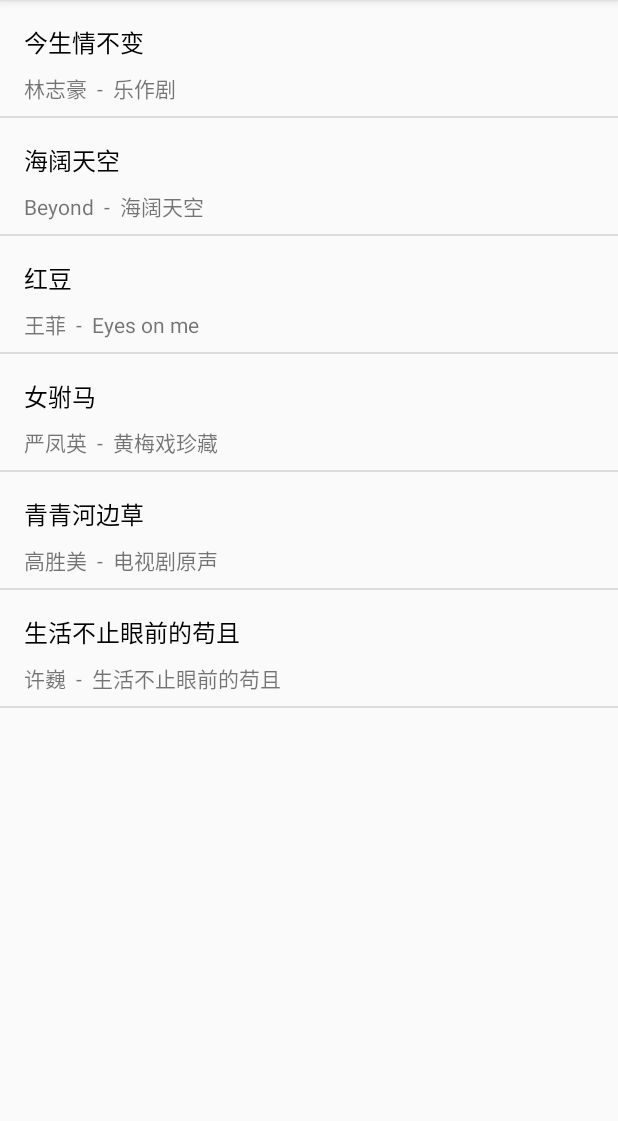
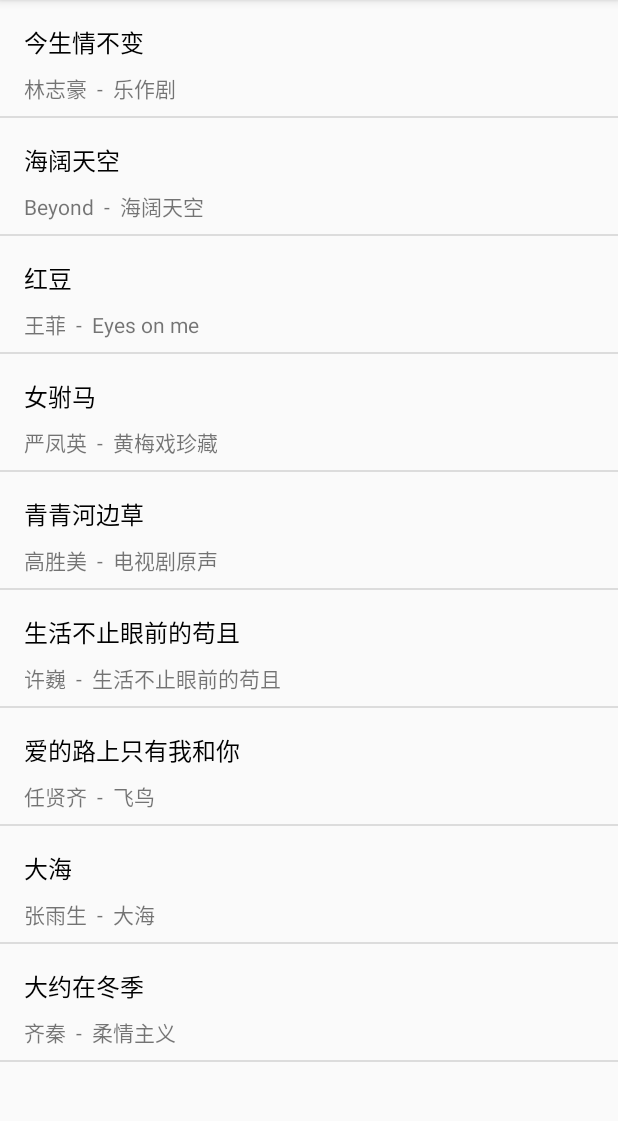
Before and after one commit to roymustangnet/Ud_Android_homework4_MusicPlayer, an Android app: the screen it shows after launch (MainActivity), on a phone screen of 412 x 824 dp, the part 84-1205 px from its top. Run offline under Robolectric (Android 15) with nearby library versions, the phone set to English and light mode, and no system bars.

Commit message:
added all songs

```diff
--- a/app/src/main/java/com/example/android/musicplayer/MainActivity.java
+++ b/app/src/main/java/com/example/android/musicplayer/MainActivity.java
@@ -14,9 +14,9 @@
         setContentView(R.layout.activity_main);
 
         ArrayList<MusicItem> musics = new ArrayList<MusicItem>();
-        String[] musicnames = {"今生情不变","海阔天空","红豆","女驸马","青青河边草","生活不止眼前的苟且"};
-        String[] singers = {"林志豪","Beyond","王菲","严凤英","高胜美","许巍"};
-        String[] albums = {"乐作剧","海阔天空","Eyes on me","黄梅戏珍藏","电视剧原声","生活不止眼前的苟且"};
+        String[] musicnames = {"今生情不变","海阔天空","红豆","女驸马","青青河边草","生活不止眼前的苟且","爱的路上只有我和你","大海","大约在冬季"};
+        String[] singers = {"林志豪","Beyond","王菲","严凤英","高胜美","许巍","任贤齐","张雨生","齐秦"};
+        String[] albums = {"乐作剧","海阔天空","Eyes on me","黄梅戏珍藏","电视剧原声","生活不止眼前的苟且","飞鸟","大海","柔情主义"};
 //        musics.add(new MusicItem(""))
         for(int i = 0; i < musicnames.length; i++){
             musics.add(new MusicItem(musicnames[i],
```
